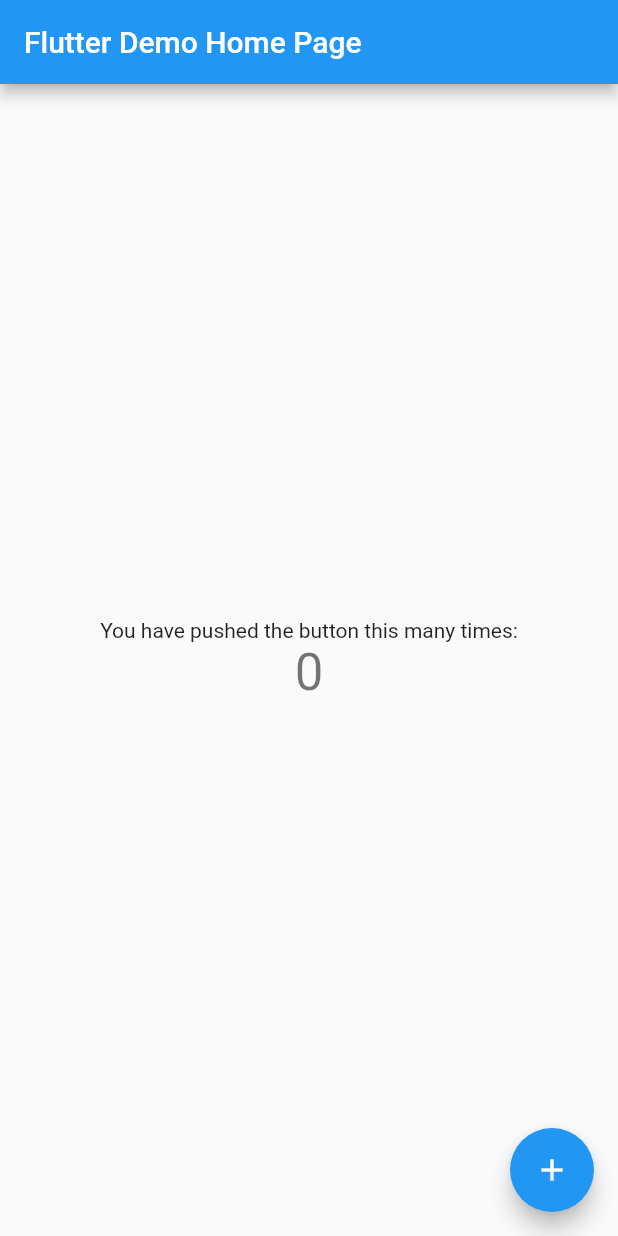
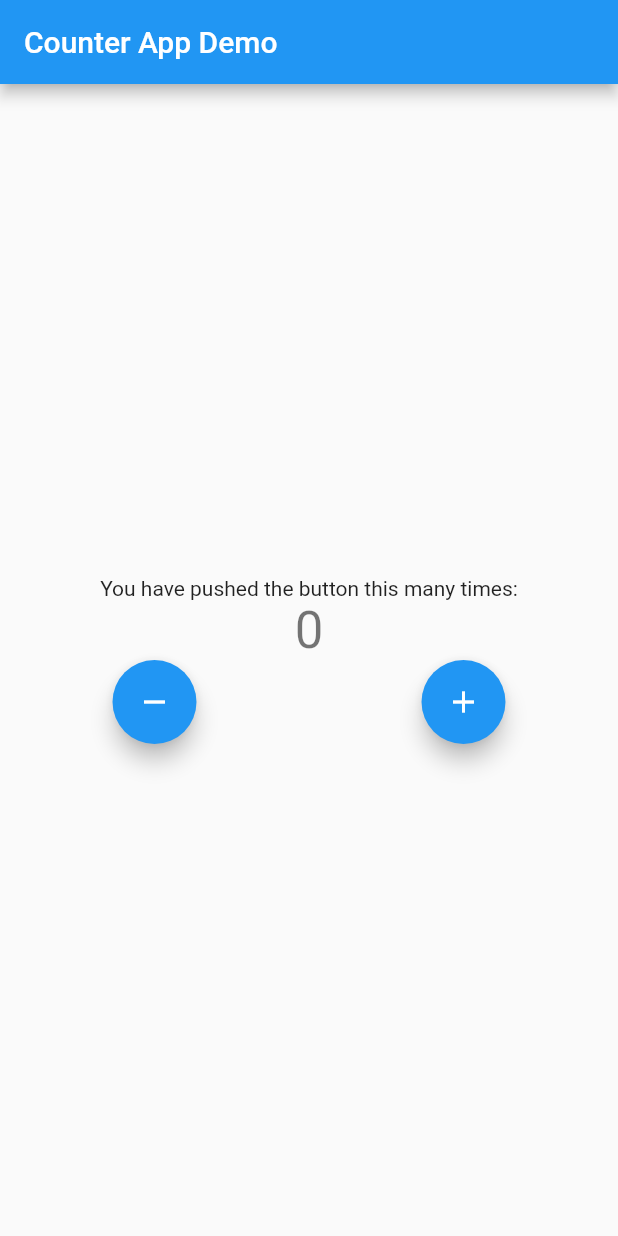
Before and after one commit to dwyl/flutter-counter-example, a Flutter app: the screen it shows after launch, on a phone screen of 412 x 824 dp. Run offline on Flutter 3.47's test engine with Material 2 defaults, Android fonts, the phone set to English and light mode, and no system bars; our stand-ins replace equatable.

Commit message:
feat: Refactoring app with proper structure.

```diff
--- /dev/null
+++ b/counter_app/lib/domain/counter.dart
@@ -0,0 +1,13 @@
+import 'package:equatable/equatable.dart';
+
+class Counter extends Equatable {
+  int value;
+
+  Counter({this.value = 0});
+
+  increment() => value++;
+  decrement() => value--;
+
+  @override
+  List<Object?> get props => [value];
+}
--- a/counter_app/lib/main.dart
+++ b/counter_app/lib/main.dart
@@ -1,3 +1,4 @@
+import 'package:counter_app/presentation/counter_page.dart';
 import 'package:flutter/material.dart';
 
 void main() {
@@ -15,54 +16,7 @@ class MyApp extends StatelessWidget {
       theme: ThemeData(
         primarySwatch: Colors.blue,
       ),
-      home: const MyHomePage(title: 'Flutter Demo Home Page'),
+      home: const CounterPage(title: 'Counter App Demo'),
     );
   }
 }
-
-class MyHomePage extends StatefulWidget {
-  const MyHomePage({super.key, required this.title});
-
-  final String title;
-
-  @override
-  State<MyHomePage> createState() => _MyHomePageState();
-}
-
-class _MyHomePageState extends State<MyHomePage> {
-  int _counter = 0;
-
-  void _incrementCounter() {
-    setState(() {
-      _counter++;
-    });
-  }
-
-  @override
-  Widget build(BuildContext context) {
-    return Scaffold(
-      appBar: AppBar(
-        title: Text(widget.title),
-      ),
-      body: Center(
-        child: Column(
-          mainAxisAlignment: MainAxisAlignment.center,
-          children: <Widget>[
-            const Text(
-              'You have pushed the button this many times:',
-            ),
-            Text(
-              '$_counter',
-              style: Theme.of(context).textTheme.headline4,
-            ),
-          ],
-        ),
-      ),
-      floatingActionButton: FloatingActionButton(
-        onPressed: _incrementCounter,
-        tooltip: 'Increment',
-        child: const Icon(Icons.add),
-      ), // This trailing comma makes auto-formatting nicer for build methods.
-    );
-  }
-}
--- /dev/null
+++ b/counter_app/lib/presentation/counter_page.dart
@@ -0,0 +1,66 @@
+import 'package:counter_app/domain/counter.dart';
+import 'package:flutter/material.dart';
+
+class CounterPage extends StatefulWidget {
+  const CounterPage({super.key, required this.title});
+
+  final String title;
+
+  @override
+  State<CounterPage> createState() => _CounterPageState();
+}
+
+class _CounterPageState extends State<CounterPage> {
+  Counter _counter = Counter();
+
+  void _incrementCounter() {
+    setState(() {
+      _counter.increment();
+    });
+  }
+
+  void _decrementCounter() {
+    setState(() {
+      _counter.decrement();
+    });
+  }
+
+  @override
+  Widget build(BuildContext context) {
+    return Scaffold(
+      appBar: AppBar(
+        title: Text(widget.title),
+      ),
+      body: Center(
+        child: Column(
+          mainAxisAlignment: MainAxisAlignment.center,
+          children: <Widget>[
+            const Text(
+              'You have pushed the button this many times:',
+            ),
+            Text(
+              _counter.value.toString(),
+              style: Theme.of(context).textTheme.headline4,
+            ),
+            Row(
+              mainAxisAlignment: MainAxisAlignment.spaceAround,
+              children: [
+                FloatingActionButton(
+                  onPressed: _decrementCounter,
+                  tooltip: 'Decrement',
+                  child: const Icon(Icons.remove),
+                ),
+                FloatingActionButton(
+                  onPressed: _incrementCounter,
+                  tooltip: 'Increment',
+                  child: const Icon(Icons.add),
+                ),
+              ],
+            )
+
+          ],
+        ),
+      ),
+    );
+  }
+}
--- a/counter_app/pubspec.yaml
+++ b/counter_app/pubspec.yaml
@@ -47,6 +47,8 @@ dev_dependencies:
   # package. See that file for information about deactivating specific lint
   # rules and activating additional ones.
   flutter_lints: ^2.0.0
+  equatable: ^2.0.5
+  shared_preferences: ^2.0.15
 
 # For information on the generic Dart part of this file, see the
 # following page: https://dart.dev/tools/pub/pubspec
```
Also changed, not shown: counter_app/pubspec.lock, 7 other files.
